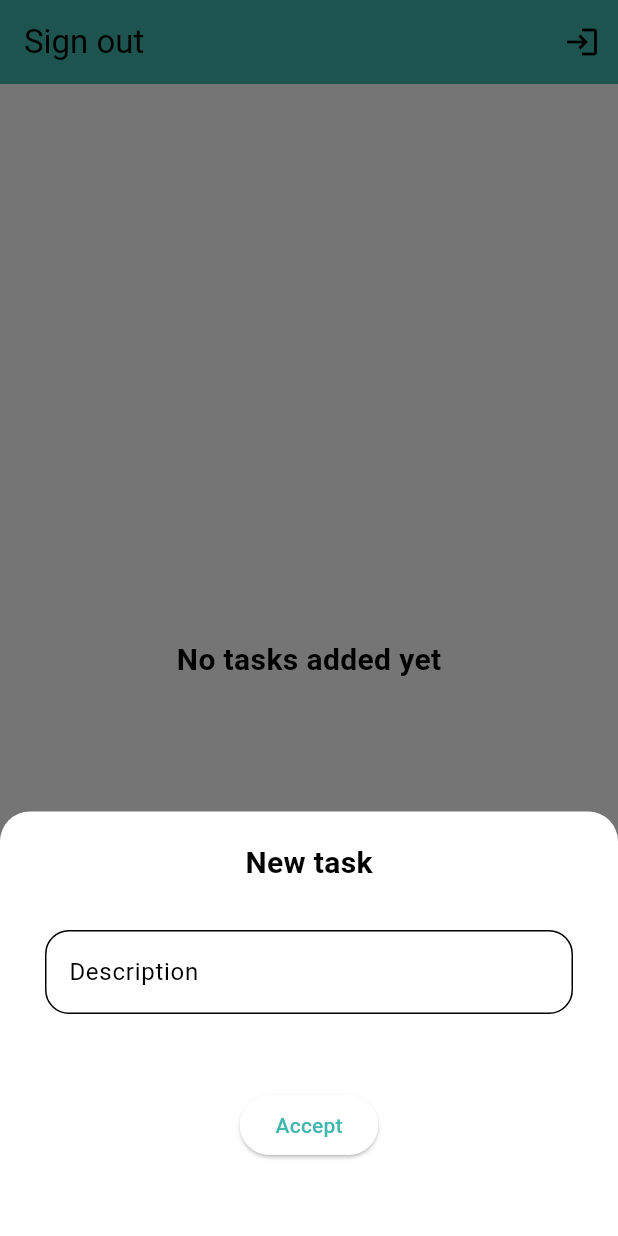
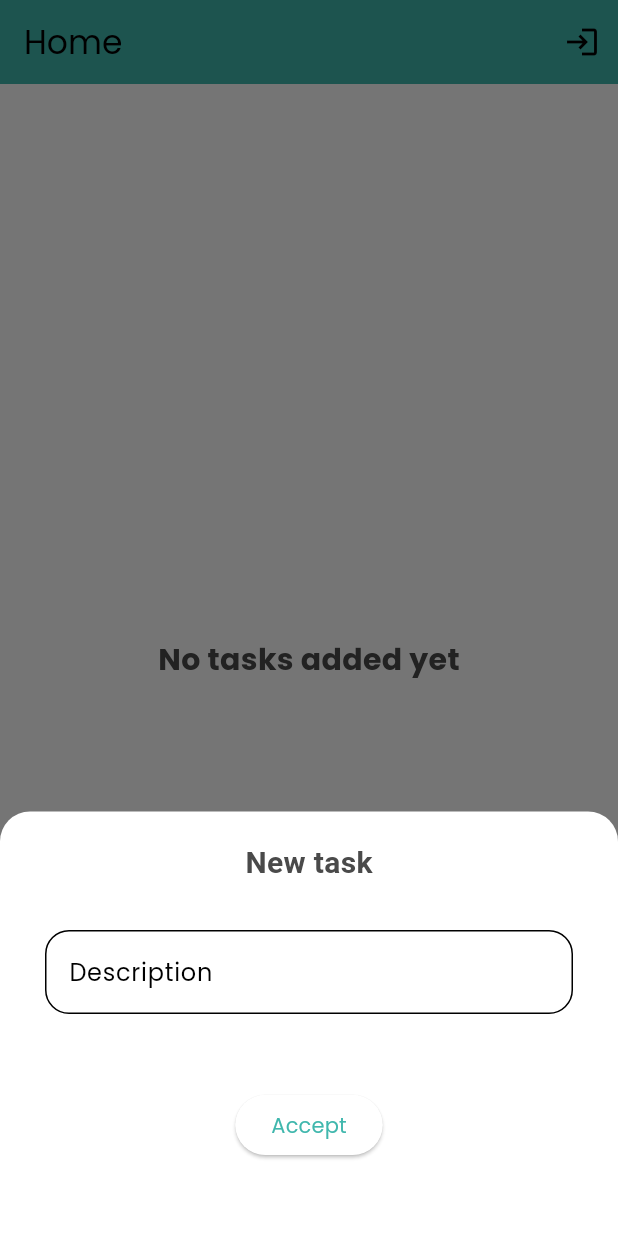
Before and after one commit to almarpa/TodoApp, a Flutter app: the screen it shows once a user with an empty profile is signed in, after a tap on the "add" icon, on a phone screen of 412 x 824 dp. Run offline on Flutter 3.47's test engine with Material 3 defaults, Android fonts, the light colour scheme and no system bars; our stand-ins replace bloc, cloud_firestore, equatable, firebase_auth, firebase_core, firebase_messaging and 3 more; accounts and stored records are empty; Roboto replaces fonts that are missing (MonB).

Commit message:
refactor(styles): refactor code

```diff
--- a/lib/app/presentation/screens/home/home_screen.dart
+++ b/lib/app/presentation/screens/home/home_screen.dart
@@ -17,7 +17,7 @@
         create: (_) => TaskProvider()..fetchTasks(),
         child: Scaffold(
           appBar: AppBar(
-            title: const Text('Sign out'),
+            title: const Text('Home'),
             backgroundColor: primary,
             actions: [
               IconButton(
--- a/lib/app/presentation/screens/sign_in/sign_in_screen.dart
+++ b/lib/app/presentation/screens/sign_in/sign_in_screen.dart
@@ -3,8 +3,9 @@
 import 'package:flutter_bloc/flutter_bloc.dart';
 import 'package:todo_app/app/presentation/common/dialogs.dart';
 import 'package:todo_app/app/presentation/common/validators.dart';
+import 'package:todo_app/app/presentation/widgets/custom_text_button.dart';
 
-import '../../widgets/my_text_field.dart';
+import '../../widgets/custom_text_field.dart';
 import 'bloc/sign_in_bloc.dart';
 
 class SignInScreen extends StatefulWidget {
@@ -54,7 +55,7 @@
               const SizedBox(height: 20),
               SizedBox(
                   width: MediaQuery.of(context).size.width * 0.9,
-                  child: MyTextField(
+                  child: CustomTextField(
                       controller: emailController,
                       hintText: 'Email',
                       obscureText: false,
@@ -65,7 +66,7 @@
               const SizedBox(height: 10),
               SizedBox(
                 width: MediaQuery.of(context).size.width * 0.9,
-                child: MyTextField(
+                child: CustomTextField(
                   controller: passwordController,
                   hintText: 'Password',
                   obscureText: obscurePassword,
@@ -92,33 +93,15 @@
               !signInProcessing
                   ? SizedBox(
                       width: MediaQuery.of(context).size.width * 0.5,
-                      child: TextButton(
+                      child: CustomTextButton(
                         onPressed: () {
                           if (formKey.currentState!.validate()) {
                             context.read<SignInBloc>().add(SignInRequired(
-                                  emailController.text,
-                                  passwordController.text));
+                                emailController.text, passwordController.text));
                           }
                         },
-                          style: TextButton.styleFrom(
-                              elevation: 3.0,
-                              backgroundColor:
-                                  Theme.of(context).colorScheme.primary,
-                              foregroundColor: Colors.white,
-                              shape: RoundedRectangleBorder(
-                                  borderRadius: BorderRadius.circular(60))),
-                          child: const Padding(
-                            padding: EdgeInsets.symmetric(
-                                horizontal: 25, vertical: 5),
-                            child: Text(
-                              'Sign In',
-                              textAlign: TextAlign.center,
-                              style: TextStyle(
-                                  color: Colors.white,
-                                  fontSize: 16,
-                                  fontWeight: FontWeight.w600),
+                        text: 'Sign In',
                       ),
-                          )),
                     )
                   : const CircularProgressIndicator(),
             ],
--- a/lib/app/presentation/theme/app_theme.dart
+++ b/lib/app/presentation/theme/app_theme.dart
@@ -1,7 +1,8 @@
 import 'package:flutter/material.dart';
 import 'package:todo_app/app/presentation/theme/colors.dart';
 
-final ThemeData appThemeData = ThemeData(
+ThemeData getAppThemeData(BuildContext context) {
+  return ThemeData(
     colorScheme: const ColorScheme.light(
         primary: primary,
         onPrimary: white,
@@ -12,27 +13,22 @@
         error: errorColor,
         outline: outlineColor),
 
+    // TEXT
+    textTheme: Theme.of(context).textTheme.apply(
+        fontFamily: 'Poppins', bodyColor: textColor, displayColor: textColor),
+
     // SCAFFOLD
     scaffoldBackgroundColor: white,
-
-  // TEXT
-  // textTheme: Theme.of(context).textTheme.apply(
-  //     fontFamily: 'Poppins', bodyColor: textColor, displayColor: textColor),
 
     // BOTTOM SHEET
     bottomSheetTheme:
         const BottomSheetThemeData(backgroundColor: Colors.transparent),
 
-  // ELEVATED BUTTON
-  // elevatedButtonTheme: ElevatedButtonThemeData(
-  //     style: ElevatedButton.styleFrom(
-  //         minimumSize: const Size(double.infinity, 50),
-  //         foregroundColor: Colors.white,
-  //         backgroundColor: primary,
-  //         shape:
-  //             RoundedRectangleBorder(borderRadius: BorderRadius.circular(10)),
-  //         textStyle: Theme.of(context)
-  //             .textTheme
-  //             .bodyMedium
-  //             ?.copyWith(fontSize: 18, fontWeight: FontWeight.w700)))
+    // TEXT BUTTON
+    textButtonTheme: TextButtonThemeData(
+      style: ButtonStyle(
+        foregroundColor: WidgetStateProperty.all(greenOscure),
+      ),
+    ),
   );
+}
--- a/lib/app/presentation/widgets/custom_button.dart
+++ b/lib/app/presentation/widgets/custom_text_button.dart
@@ -1,10 +1,12 @@
 import 'package:flutter/material.dart';
 
-class CustomButton extends StatelessWidget {
+class CustomTextButton extends StatelessWidget {
+  final String text;
   final VoidCallback onPressed;
 
-  const CustomButton({
+  const CustomTextButton({
     super.key,
+    required this.text,
     required this.onPressed,
   });
 
@@ -20,12 +22,12 @@
           borderRadius: BorderRadius.circular(60),
         ),
       ),
-      child: const Padding(
-        padding: EdgeInsets.symmetric(horizontal: 25, vertical: 5),
+      child: Padding(
+        padding: const EdgeInsets.symmetric(horizontal: 25, vertical: 5),
         child: Text(
-          'Sign Up',
+          text,
           textAlign: TextAlign.center,
-          style: TextStyle(
+          style: const TextStyle(
             color: Colors.white,
             fontSize: 16,
             fontWeight: FontWeight.w600,
--- a/lib/app/presentation/widgets/my_text_field.dart
+++ b/lib/app/presentation/widgets/custom_text_field.dart
@@ -1,6 +1,6 @@
 import 'package:flutter/material.dart';
 
-class MyTextField extends StatelessWidget {
+class CustomTextField extends StatelessWidget {
   final TextEditingController controller;
   final String hintText;
   final bool obscureText;
@@ -13,7 +13,7 @@
   final String? errorMsg;
   final String? Function(String?)? onChanged;
 
-  const MyTextField(
+  const CustomTextField(
       {super.key,
       required this.controller,
       required this.hintText,
--- a/lib/my_app.dart
+++ b/lib/my_app.dart
@@ -44,6 +44,6 @@
             return const AuthScreen();
           }
         }),
-        theme: appThemeData);
+        theme: getAppThemeData(context));
   }
 }
```
Also changed, not shown: lib/app/presentation/screens/sign_up/sign_up_screen.dart (+11 -46 lines). Lines whose indentation alone changed are shown as unchanged.
